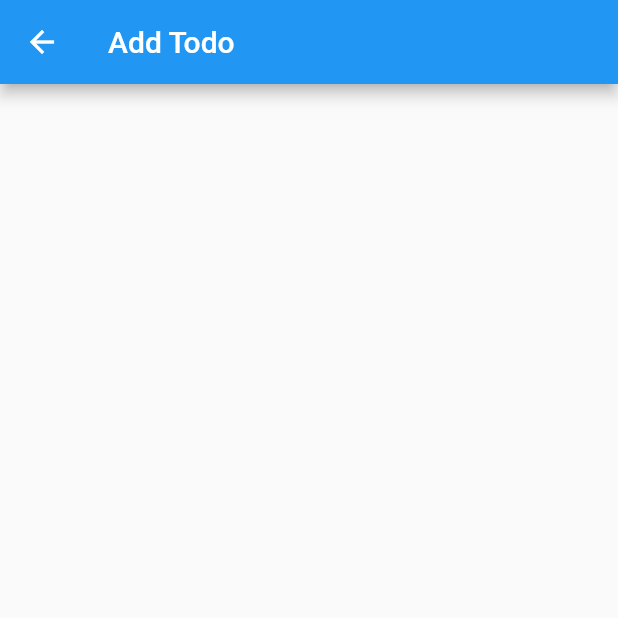
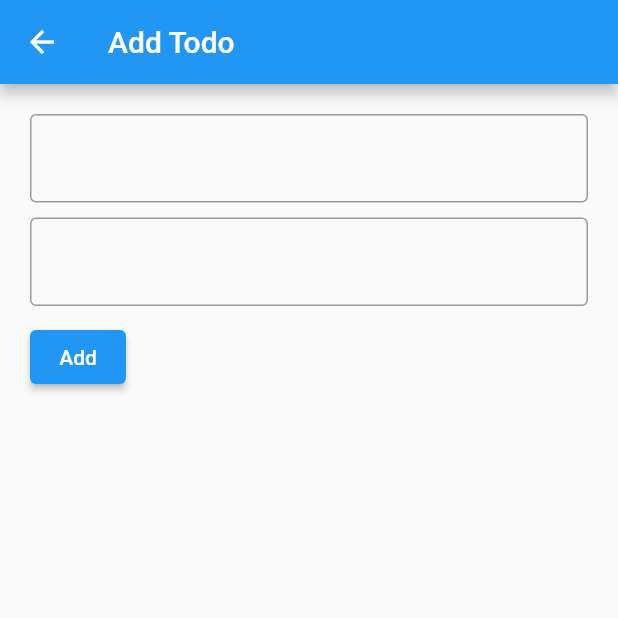
Before and after one commit to TahsinulAmir/TodoAppWithSQFlite-Flutter, a Flutter app: the AddTodo screen opened directly, on a phone screen of 412 x 824 dp, the top half of it. Run offline on Flutter 3.47's test engine with Material 2 defaults, Android fonts, the phone set to English and light mode, and no system bars; our stand-ins replace sqflite; accounts and stored records are empty.

Commit message:
Create Screen & Provider: Styling AddTodo screen (TextField & Button)

```diff
--- a/lib/add_todo.dart
+++ b/lib/add_todo.dart
@@ -11,6 +11,34 @@ class AddTodo extends StatelessWidget {
       appBar: AppBar(
         title: Text("Add Todo"),
       ),
+      body: Padding(
+        padding: const EdgeInsets.all(20.0),
+        child: Column(
+          crossAxisAlignment: CrossAxisAlignment.start,
+          children: [
+            TextField(
+              decoration: InputDecoration(
+                border: OutlineInputBorder(),
+              ),
+            ),
+            SizedBox(
+              height: 10,
+            ),
+            TextField(
+              decoration: InputDecoration(
+                border: OutlineInputBorder(),
+              ),
+            ),
+            SizedBox(
+              height: 10,
+            ),
+            ElevatedButton(
+              onPressed: () {},
+              child: Text("Add"),
+            ),
+          ],
+        ),
+      ),
     );
   }
 }
```
